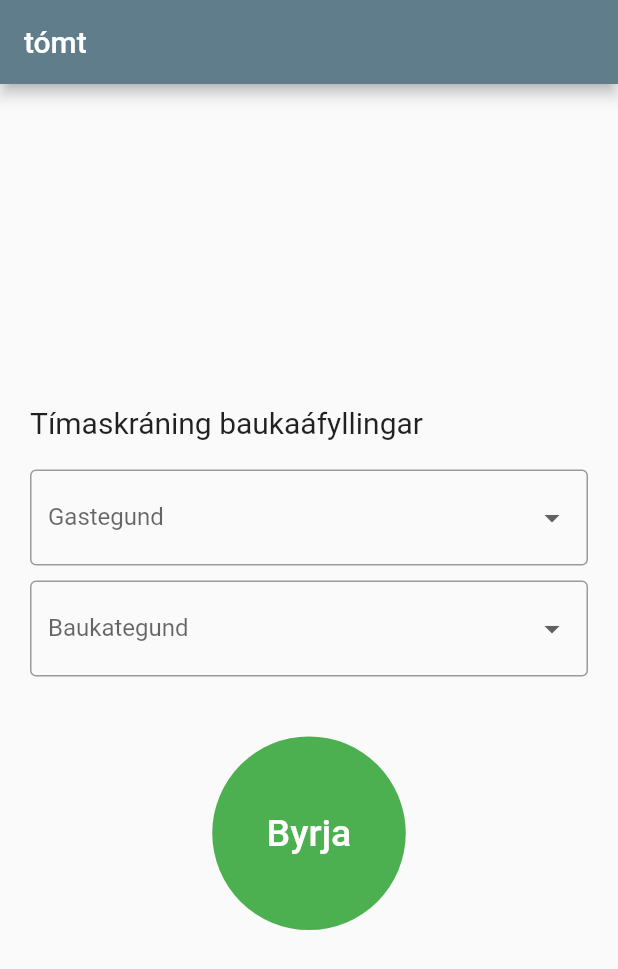
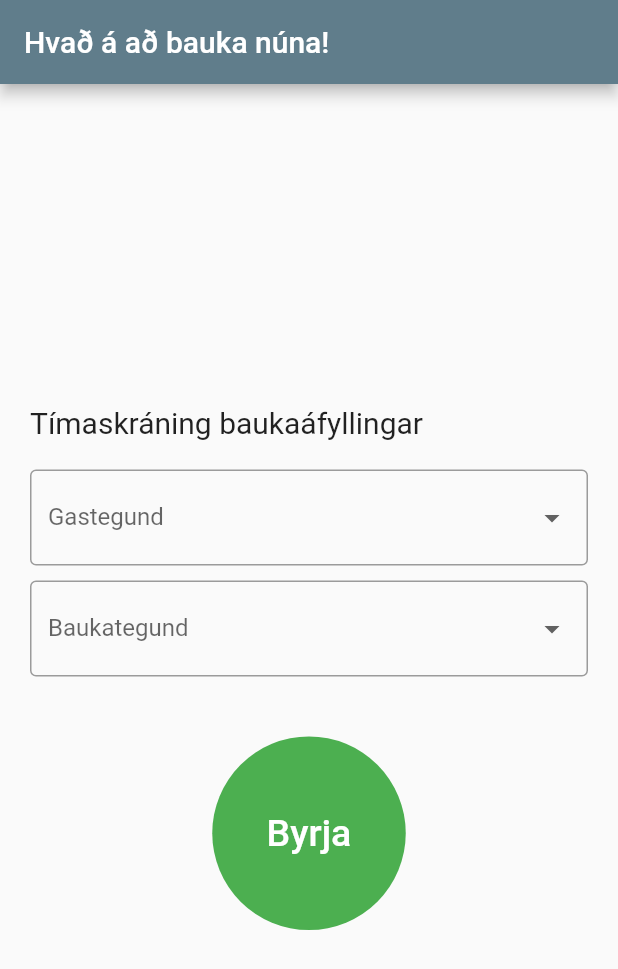
Before and after one commit to SteiniJohanns/DewarApp, a Flutter app: the screen it shows after launch, on a phone screen of 412 x 824 dp. Shown: the top 969 px of the screen. Run offline on Flutter 3.47's test engine with Material 2 defaults, Android fonts, the phone set to English and light mode, and no system bars.

Commit message:
Titill á front

```diff
--- a/lib/main.dart
+++ b/lib/main.dart
@@ -44,7 +44,7 @@ class _MyHomePageState extends State<MyHomePage> {
   Widget build(BuildContext context) {
     return Scaffold(
         appBar: AppBar(
-          title: Text(title == null ? 'tómt' : 'ekki tómt'),
+          title: Text(title == null ? 'Hvað á að bauka núna!' : 'ekki tómt'),
         ),
         body: myContainer(context));
   }
```
